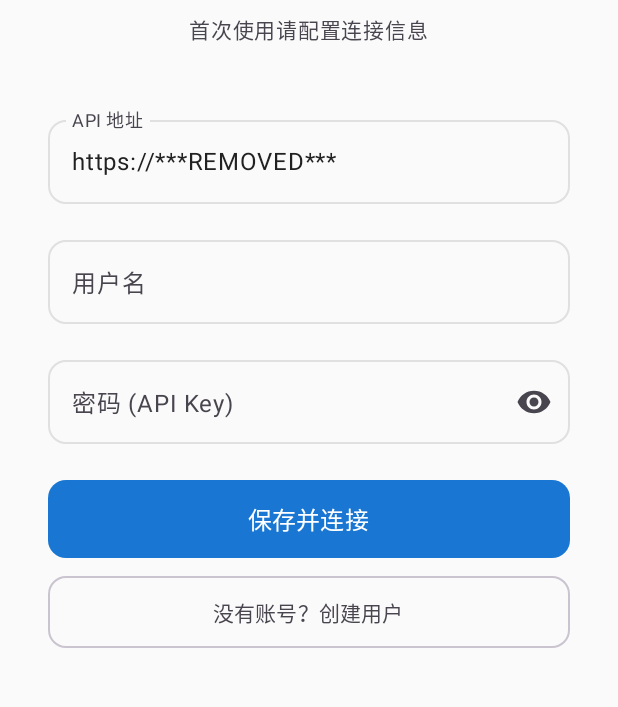
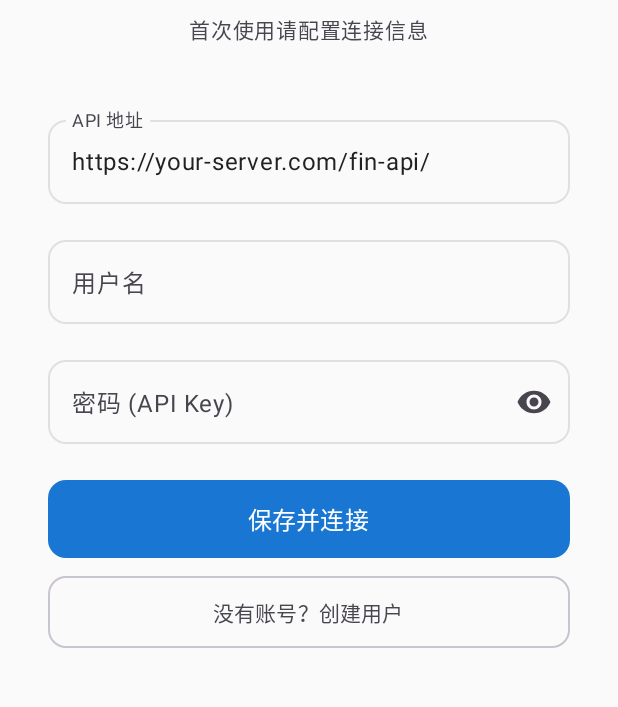
Before and after one commit to nousedinner/bilibili-financial-agg, an Android app built with Jetpack Compose: the screen it shows after launch (MainActivity), on a phone screen of 412 x 824 dp, the part 330-1037 px from its top. Run offline under Robolectric (Android 15) with nearby library versions, the light colour scheme and no system bars; our stand-ins replace Room's generated code.

Commit message:
fix: replace hardcoded server URL with placeholder

```diff
--- a/android/app/src/main/java/com/finapp/appb/data/local/UserPreferences.kt
+++ b/android/app/src/main/java/com/finapp/appb/data/local/UserPreferences.kt
@@ -20,7 +20,7 @@ class UserPreferences(private val context: Context) {
     }
 
     val baseUrl: Flow<String> = context.dataStore.data.map { prefs ->
-        prefs[API_BASE_URL] ?: "https://***REMOVED***"
+        prefs[API_BASE_URL] ?: "https://your-server.com/fin-api/"
     }
 
     val apiKey: Flow<String> = context.dataStore.data.map { prefs ->
--- a/android/app/src/main/java/com/finapp/appb/ui/screens/SetupScreen.kt
+++ b/android/app/src/main/java/com/finapp/appb/ui/screens/SetupScreen.kt
@@ -39,7 +39,7 @@ fun SetupScreen(onSetupComplete: () -> Unit) {
     val scope = rememberCoroutineScope()
     val focusManager = LocalFocusManager.current
 
-    var apiUrl by remember { mutableStateOf("https://***REMOVED***") }
+    var apiUrl by remember { mutableStateOf("https://your-server.com/fin-api/") }
     var apiKey by remember { mutableStateOf("") }
     var username by remember { mutableStateOf("") }
     var showPassword by remember { mutableStateOf(false) }
```
Also changed, not shown: 4 other files.
